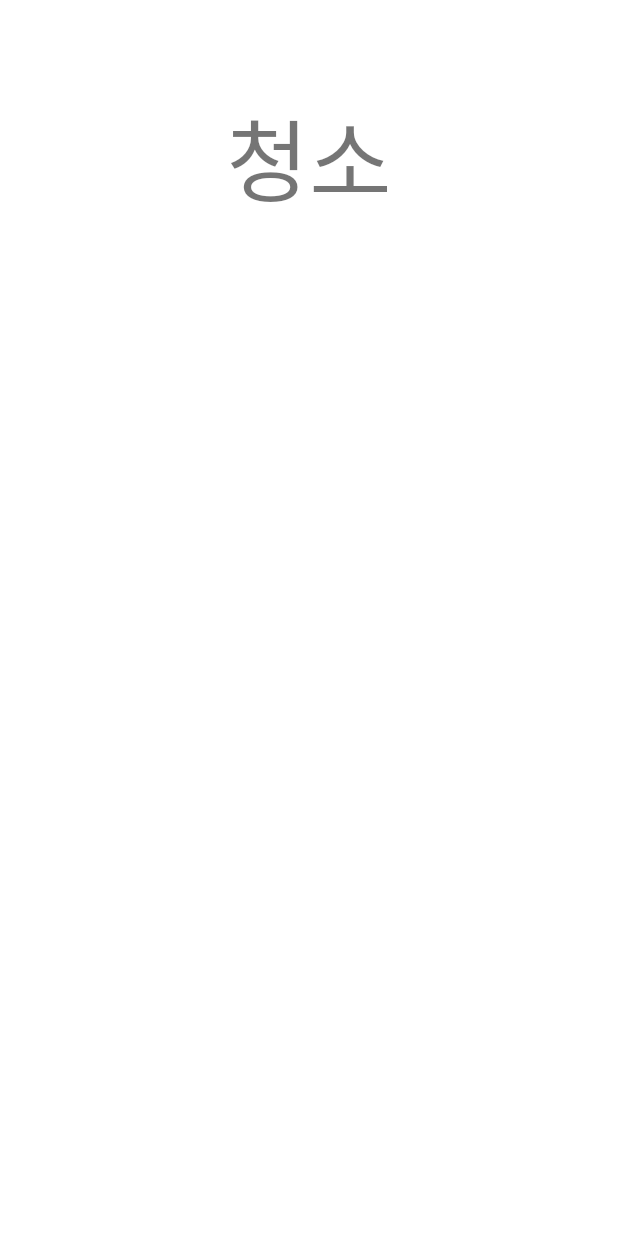
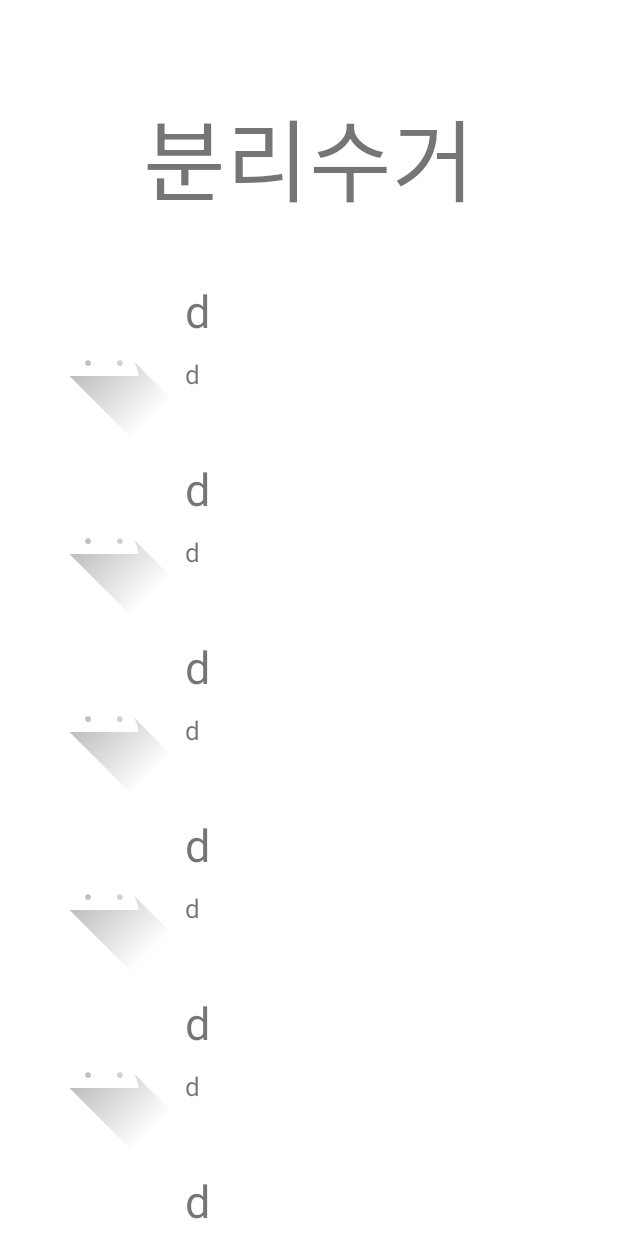
Before and after one commit to MinHyukJi1226/2020_narcissism_project_Android, an Android app: the screen it shows after launch (CategoryActivity), after a tap on "분리수거", on a phone screen of 412 x 824 dp. Run offline under Robolectric (Android 15) with nearby library versions, the phone set to English and light mode, and no system bars.

Commit message:
create recyclerView, fix CategoryActivity
recyclerView 만듬
카테고리 선택한 거 나오게 만듬...

```diff
--- a/Narcissism_Android/app/src/main/java/org/techtown/narcissism_android/CategoryActivity.java
+++ b/Narcissism_Android/app/src/main/java/org/techtown/narcissism_android/CategoryActivity.java
@@ -1,25 +1,78 @@
 package org.techtown.narcissism_android;
 
 import androidx.appcompat.app.AppCompatActivity;
+import androidx.recyclerview.widget.LinearLayoutManager;
 import androidx.recyclerview.widget.RecyclerView;
 
+import android.content.Intent;
 import android.os.Bundle;
+import android.util.Log;
 import android.widget.TextView;
 
+import java.util.Arrays;
+import java.util.List;
+
 public class CategoryActivity extends AppCompatActivity {
+
+    private RecyclerAdapter adapter = new RecyclerAdapter();
 
     @Override
     protected void onCreate(Bundle savedInstanceState) {
         super.onCreate(savedInstanceState);
         setContentView(R.layout.activity_category);
 
-        String categoryName = "청소";     //나중에 서버에서 값을 받아서 바꾸는 거로 교체
+        TextView category = findViewById(R.id.categoryId);
 
-        RecyclerView recyclerView;
-
-        TextView categoryId = findViewById(R.id.categoryId);
-
-        categoryId.setText(categoryName);   //서버에서 값을 받아와 바꾼다.
+        Intent intent = getIntent();
+        int categoryId = intent.getIntExtra("categoryId", -1);
+        switch (categoryId){
+            case 1:{
+                category.setText("청소");
+                break;
+            }
+            case 2:{
+                category.setText("분리수거");
+                break;
+            }
+            case 3:{
+                category.setText("의류");
+                break;
+            }
+            case 4:{
+                category.setText("인테리어");
+                break;
+            }
+            case 5:{
+                category.setText("팁");
+                break;
+            }
+        }
+        init();
+        getData();
     }
 
+    private void init(){
+        RecyclerView recyclerView = findViewById(R.id.recyclerView);
+        LinearLayoutManager manager = new LinearLayoutManager(this);
+        recyclerView.setLayoutManager(manager);
+
+        recyclerView.setAdapter(adapter);
+    }
+
+    private void getData(){
+
+        List<String> listTitle = Arrays.asList("d","d","d","d","d","d","d");
+        List<String> listContent = Arrays.asList("d","d","d","d","d","d","d");
+        List<Integer> listImage = Arrays.asList();
+
+        for(int i = 0; i < listTitle.size(); i++){
+            Data data = new Data();
+            data.setTitle(listTitle.get(i));
+            data.setContent(listContent.get(i));
+//            data.setImage(listImage.get(i));
+
+            adapter.addItem(data);
+        }
+        adapter.notifyDataSetChanged();
+    }
 }
--- /dev/null
+++ b/Narcissism_Android/app/src/main/java/org/techtown/narcissism_android/Data.java
@@ -0,0 +1,32 @@
+package org.techtown.narcissism_android;
+
+public class Data {
+
+    private String title;
+    private String content;
+    private int image;
+
+    public void setTitle(String title) {
+        this.title = title;
+    }
+
+    public void setContent(String content) {
+        this.content = content;
+    }
+
+    public void setImage(int image) {
+        this.image = image;
+    }
+
+    public String getTitle() {
+        return title;
+    }
+
+    public String getContent() {
+        return content;
+    }
+
+    public int getImage() {
+        return image;
+    }
+}
--- /dev/null
+++ b/Narcissism_Android/app/src/main/java/org/techtown/narcissism_android/RecyclerAdapter.java
@@ -0,0 +1,61 @@
+package org.techtown.narcissism_android;
+
+import android.view.LayoutInflater;
+import android.view.View;
+import android.view.ViewGroup;
+import android.widget.ImageView;
+import android.widget.TextView;
+
+import androidx.annotation.NonNull;
+import androidx.recyclerview.widget.RecyclerView;
+
+import java.util.ArrayList;
+import java.util.SplittableRandom;
+
+public class RecyclerAdapter extends RecyclerView.Adapter<RecyclerAdapter.ItemViewHolder> {
+
+    private ArrayList<Data> questiondata = new ArrayList<>();
+
+    @NonNull
+    @Override
+    public ItemViewHolder onCreateViewHolder(@NonNull ViewGroup parent, int viewType) {
+        View view = LayoutInflater.from(parent.getContext()).inflate(R.layout.questions,null);
+        return new ItemViewHolder(view);
+    }
+
+    @Override
+    public void onBindViewHolder(@NonNull RecyclerAdapter.ItemViewHolder holder, int position) {
+        holder.onBind(questiondata.get(position));
+    }
+    @Override
+    public int getItemCount() {
+        return questiondata.size();
+    }
+
+    public void addItem(Data data){
+        questiondata.add(data);
+
+    }
+
+    class ItemViewHolder extends RecyclerView.ViewHolder {
+
+        private TextView title;
+        private TextView content;
+        private ImageView imageView;
+
+        ItemViewHolder(View itemView) {
+            super(itemView);
+
+            title = itemView.findViewById(R.id.questionTitle);
+            content = itemView.findViewById(R.id.questionContent);
+            imageView = itemView.findViewById(R.id.questionImage);
+
+        }
+        void onBind(Data data){
+            title.setText(data.getTitle());
+            content.setText(data.getContent());
+            //imageView.setImageResource(data.getImage());
+        }
+
+    }
+}
--- a/Narcissism_Android/app/src/main/res/layout/activity_category.xml
+++ b/Narcissism_Android/app/src/main/res/layout/activity_category.xml
@@ -22,6 +22,7 @@
         app:layout_constraintVertical_bias="0.07" />
 
     <androidx.recyclerview.widget.RecyclerView
+        android:id="@+id/recyclerView"
         android:layout_width="0dp"
         android:layout_height="0dp"
         android:layout_marginTop="32dp"
--- a/Narcissism_Android/app/src/main/res/layout/questions.xml
+++ b/Narcissism_Android/app/src/main/res/layout/questions.xml
@@ -1,8 +1,23 @@
 <?xml version="1.0" encoding="utf-8"?>
 <androidx.constraintlayout.widget.ConstraintLayout xmlns:android="http://schemas.android.com/apk/res/android"
+    xmlns:app="http://schemas.android.com/apk/res-auto"
+    xmlns:tools="http://schemas.android.com/tools"
     android:layout_width="match_parent"
     android:layout_height="wrap_content"
     android:padding="5dp">
+
+    <LinearLayout
+        android:layout_width="match_parent"
+        android:layout_height="match_parent"
+        android:orientation="horizontal"
+        app:layout_constraintStart_toStartOf="parent"
+        app:layout_constraintTop_toTopOf="parent">
+
+        <ImageView
+            android:id="@+id/questionImage"
+            android:layout_width="wrap_content"
+            android:layout_height="wrap_content"
+            app:srcCompat="@drawable/ic_launcher_foreground" />
 
         <LinearLayout
             android:layout_width="match_parent"
@@ -13,8 +28,8 @@
                 android:id="@+id/questionTitle"
                 android:layout_width="match_parent"
                 android:layout_height="wrap_content"
-            android:textSize="30dp"
-            android:text="TextView" />
+                android:text="TextView"
+                android:textSize="30dp" />
 
             <TextView
                 android:id="@+id/questionContent"
@@ -23,5 +38,9 @@
                 android:layout_marginTop="10dp"
                 android:text="TextView"
                 android:textSize="17dp" />
+
         </LinearLayout>
+
+    </LinearLayout>
+
 </androidx.constraintlayout.widget.ConstraintLayout>
```
Lines whose indentation alone changed are shown as unchanged.
